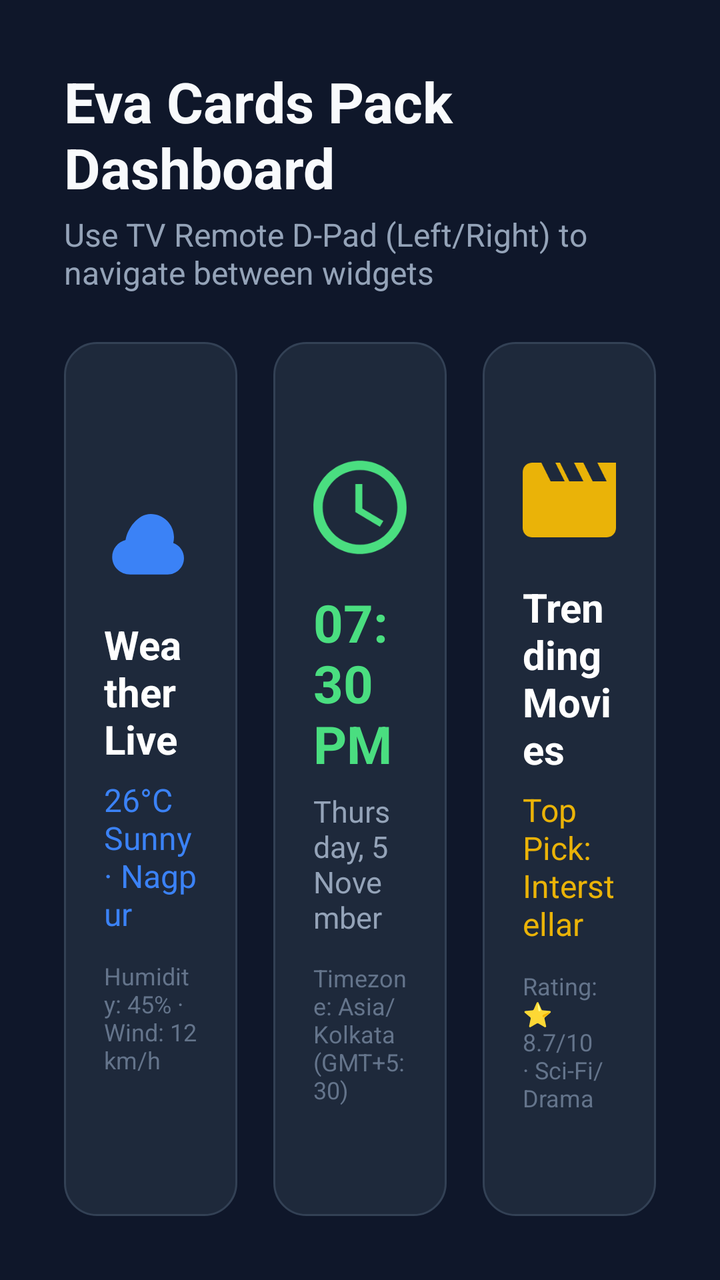
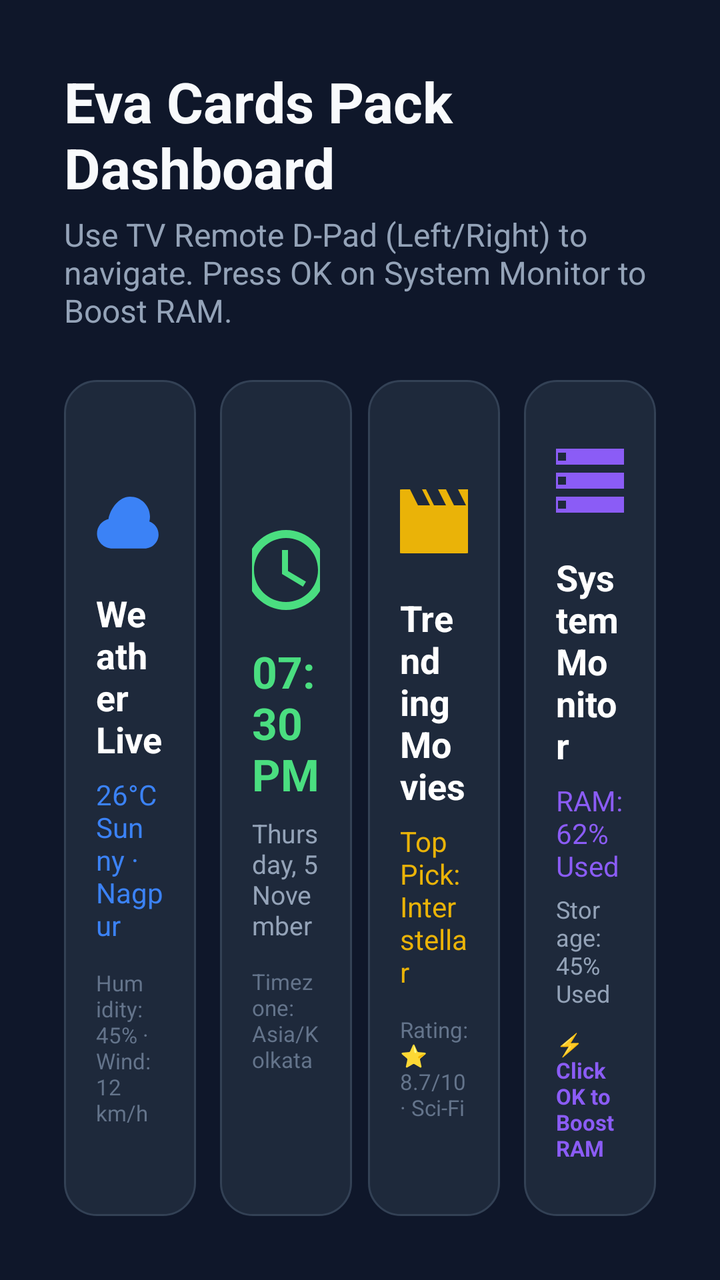

Two renders of the same Android screen: before a commit and after it. Below are the layout's source before the change and the commit's diff.
<!-- AndroidManifest.xml: application theme Theme.EvaCardsPack -->
<!-- res/layout/activity_eva_card.xml -->
<?xml version="1.0" encoding="utf-8"?>
<LinearLayout xmlns:android="http://schemas.android.com/apk/res/android"
    android:layout_width="match_parent"
    android:layout_height="match_parent"
    android:background="#0F172A"
    android:orientation="vertical"
    android:padding="32dp">

    
    <TextView
        android:layout_width="wrap_content"
        android:layout_height="wrap_content"
        android:text="Eva Cards Pack Dashboard"
        android:textColor="#F8FAFC"
        android:textSize="28sp"
        android:textStyle="bold" />

    <TextView
        android:layout_width="wrap_content"
        android:layout_height="wrap_content"
        android:layout_marginTop="4dp"
        android:text="Use TV Remote D-Pad (Left/Right) to navigate between widgets"
        android:textColor="#94A3B8"
        android:textSize="16sp" />

    
    <LinearLayout
        android:layout_width="match_parent"
        android:layout_height="0dp"
        android:layout_marginTop="24dp"
        android:layout_weight="1"
        android:baselineAligned="false"
        android:orientation="horizontal">

        
        <LinearLayout
            android:id="@+id/panelWeatherCard"
            android:layout_width="0dp"
            android:layout_height="match_parent"
            android:layout_marginEnd="12dp"
            android:layout_weight="1"
            android:background="@drawable/card_selector"
            android:clickable="true"
            android:descendantFocusability="blocksDescendants"
            android:focusable="true"
            android:gravity="center"
            android:nextFocusLeft="@+id/panelWeatherCard"
            android:nextFocusRight="@+id/panelClockCard"
            android:orientation="vertical"
            android:padding="20dp">

            <ImageView
                android:layout_width="56dp"
                android:layout_height="56dp"
                android:contentDescription="Weather"
                android:src="@drawable/ic_weather_banner" />

            <TextView
                android:layout_width="wrap_content"
                android:layout_height="wrap_content"
                android:layout_marginTop="12dp"
                android:text="Weather Live"
                android:textColor="#FFFFFF"
                android:textSize="20sp"
                android:textStyle="bold" />

            <TextView
                android:layout_width="wrap_content"
                android:layout_height="wrap_content"
                android:layout_marginTop="6dp"
                android:text="26°C Sunny · Nagpur"
                android:textColor="#3B82F6"
                android:textSize="16sp" />

            <TextView
                android:layout_width="wrap_content"
                android:layout_height="wrap_content"
                android:layout_marginTop="12dp"
                android:text="Humidity: 45% · Wind: 12 km/h"
                android:textColor="#64748B"
                android:textSize="12sp" />
        </LinearLayout>

        
        <LinearLayout
            android:id="@+id/panelClockCard"
            android:layout_width="0dp"
            android:layout_height="match_parent"
            android:layout_marginStart="6dp"
            android:layout_marginEnd="6dp"
            android:layout_weight="1"
            android:background="@drawable/card_selector"
            android:clickable="true"
            android:descendantFocusability="blocksDescendants"
            android:focusable="true"
            android:gravity="center"
            android:nextFocusLeft="@+id/panelWeatherCard"
            android:nextFocusRight="@+id/panelTrendingCard"
            android:orientation="vertical"
            android:padding="20dp">

            <ImageView
                android:layout_width="56dp"
                android:layout_height="56dp"
                android:contentDescription="Clock"
                android:src="@drawable/ic_clock_banner" />

            <TextView
                android:id="@+id/clockTimeText"
                android:layout_width="wrap_content"
                android:layout_height="wrap_content"
                android:layout_marginTop="12dp"
                android:text="07:30 PM"
                android:textColor="#4ADE80"
                android:textSize="26sp"
                android:textStyle="bold" />

            <TextView
                android:id="@+id/clockDateText"
                android:layout_width="wrap_content"
                android:layout_height="wrap_content"
                android:layout_marginTop="6dp"
                android:text="Thursday, 5 November"
                android:textColor="#94A3B8"
                android:textSize="15sp" />

            <TextView
                android:layout_width="wrap_content"
                android:layout_height="wrap_content"
                android:layout_marginTop="12dp"
                android:text="Timezone: Asia/Kolkata (GMT+5:30)"
                android:textColor="#64748B"
                android:textSize="12sp" />
        </LinearLayout>

        
        <LinearLayout
            android:id="@+id/panelTrendingCard"
            android:layout_width="0dp"
            android:layout_height="match_parent"
            android:layout_marginStart="12dp"
            android:layout_weight="1"
            android:background="@drawable/card_selector"
            android:clickable="true"
            android:descendantFocusability="blocksDescendants"
            android:focusable="true"
            android:gravity="center"
            android:nextFocusLeft="@+id/panelClockCard"
            android:nextFocusRight="@+id/panelTrendingCard"
            android:orientation="vertical"
            android:padding="20dp">

            <ImageView
                android:layout_width="56dp"
                android:layout_height="56dp"
                android:contentDescription="Trending"
                android:src="@drawable/ic_trending_banner" />

            <TextView
                android:layout_width="wrap_content"
                android:layout_height="wrap_content"
                android:layout_marginTop="12dp"
                android:text="Trending Movies"
                android:textColor="#FFFFFF"
                android:textSize="20sp"
                android:textStyle="bold" />

            <TextView
                android:layout_width="wrap_content"
                android:layout_height="wrap_content"
                android:layout_marginTop="6dp"
                android:text="Top Pick: Interstellar"
                android:textColor="#EAB308"
                android:textSize="16sp" />

            <TextView
                android:layout_width="wrap_content"
                android:layout_height="wrap_content"
                android:layout_marginTop="12dp"
                android:text="Rating: ⭐ 8.7/10 · Sci-Fi/Drama"
                android:textColor="#64748B"
                android:textSize="12sp" />
        </LinearLayout>

    </LinearLayout>

</LinearLayout>
<!-- resources referenced by this layout -->
<resources>
  <!-- drawable card_selector (drawable) -->
  <?xml version="1.0" encoding="utf-8"?>
  <selector xmlns:android="http://schemas.android.com/apk/res/android">
      <item android:state_focused="true">
          <shape android:shape="rectangle">
              <corners android:radius="16dp" />
              <solid android:color="#334155" />
              <stroke android:width="4dp" android:color="#3B82F6" />
          </shape>
      </item>
      <item>
          <shape android:shape="rectangle">
              <corners android:radius="16dp" />
              <solid android:color="#1E293B" />
              <stroke android:width="1dp" android:color="#334155" />
          </shape>
      </item>
  </selector>
  <!-- drawable ic_clock_banner (drawable) -->
  <?xml version="1.0" encoding="utf-8"?>
  <vector xmlns:android="http://schemas.android.com/apk/res/android"
      android:width="48dp"
      android:height="48dp"
      android:viewportWidth="24"
      android:viewportHeight="24">
      <path
          android:fillColor="#FF4ADE80"
          android:pathData="M11.99,2C6.47,2 2,6.48 2,12s4.47,10 9.99,10C17.52,22 22,17.52 22,12S17.52,2 11.99,2zM12,20c-4.42,0 -8,-3.58 -8,-8s3.58,-8 8,-8 8,3.58 8,8 -3.58,8 -8,8zM12.5,7H11v6l5.25,3.15 0.75,-1.23 -4.5,-2.67z" />
  </vector>
  <!-- drawable ic_trending_banner (drawable) -->
  <?xml version="1.0" encoding="utf-8"?>
  <vector xmlns:android="http://schemas.android.com/apk/res/android"
      android:width="48dp"
      android:height="48dp"
      android:viewportWidth="24"
      android:viewportHeight="24">
      <path
          android:fillColor="#FFEAB308"
          android:pathData="M18,4l2,4h-3l-2,-4h-2l2,4h-3l-2,-4H9l2,4H8L6,4H4c-1.1,0 -1.99,0.9 -1.99,2L2,18c0,1.1 0.9,2 2,2h16c1.1,0 2,-0.9 2,-2V4h-4z" />
  </vector>
  <!-- drawable ic_weather_banner (drawable) -->
  <?xml version="1.0" encoding="utf-8"?>
  <vector xmlns:android="http://schemas.android.com/apk/res/android"
      android:width="48dp"
      android:height="48dp"
      android:viewportWidth="24"
      android:viewportHeight="24">
      <path
          android:fillColor="#FF3B82F6"
          android:pathData="M12,7c2.76,0 5,2.24 5,5 0,0.42 -0.06,0.83 -0.16,1.22 1.34,0.47 2.3,1.74 2.3,3.23 0,1.93 -1.57,3.5 -3.5,3.5h-8C5.43,19.95 3.75,18.27 3.75,16.2c0,-1.76 1.23,-3.23 2.87,-3.63C7.03,10.05 9.27,7 12,7z" />
  </vector>
  <style name="Theme.EvaCardsPack" parent="Theme.MaterialComponents.DayNight.NoActionBar">
          
          <item name="colorPrimary">#FF3B82F6</item>
          <item name="colorPrimaryVariant">#FF1E293B</item>
          <item name="colorOnPrimary">@color/white</item>
          
          <item name="android:statusBarColor">#FF0F172A</item>
      </style>
  <color name="white">#FFFFFFFF</color>
</resources>

<!-- the commit's change to res/layout/activity_eva_card.xml (unified diff, before → after) -->
@@ -19,7 +19,7 @@
         android:layout_width="wrap_content"
         android:layout_height="wrap_content"
         android:layout_marginTop="4dp"
-        android:text="Use TV Remote D-Pad (Left/Right) to navigate between widgets"
+        android:text="Use TV Remote D-Pad (Left/Right) to navigate. Press OK on System Monitor to Boost RAM."
         android:textColor="#94A3B8"
         android:textSize="16sp" />
 
@@ -37,7 +37,7 @@
             android:id="@+id/panelWeatherCard"
             android:layout_width="0dp"
             android:layout_height="match_parent"
-            android:layout_marginEnd="12dp"
+            android:layout_marginEnd="8dp"
             android:layout_weight="1"
             android:background="@drawable/card_selector"
             android:clickable="true"
@@ -47,11 +47,11 @@
             android:nextFocusLeft="@+id/panelWeatherCard"
             android:nextFocusRight="@+id/panelClockCard"
             android:orientation="vertical"
-            android:padding="20dp">
-
-            <ImageView
-                android:layout_width="56dp"
-                android:layout_height="56dp"
+            android:padding="16dp">
+
+            <ImageView
+                android:layout_width="48dp"
+                android:layout_height="48dp"
                 android:contentDescription="Weather"
                 android:src="@drawable/ic_weather_banner" />
 
@@ -61,7 +61,7 @@
                 android:layout_marginTop="12dp"
                 android:text="Weather Live"
                 android:textColor="#FFFFFF"
-                android:textSize="20sp"
+                android:textSize="18sp"
                 android:textStyle="bold" />
 
             <TextView
@@ -70,7 +70,7 @@
                 android:layout_marginTop="6dp"
                 android:text="26°C Sunny · Nagpur"
                 android:textColor="#3B82F6"
-                android:textSize="16sp" />
+                android:textSize="14sp" />
 
             <TextView
                 android:layout_width="wrap_content"
@@ -78,7 +78,7 @@
                 android:layout_marginTop="12dp"
                 android:text="Humidity: 45% · Wind: 12 km/h"
                 android:textColor="#64748B"
-                android:textSize="12sp" />
+                android:textSize="11sp" />
         </LinearLayout>
 
         
@@ -86,8 +86,8 @@
             android:id="@+id/panelClockCard"
             android:layout_width="0dp"
             android:layout_height="match_parent"
-            android:layout_marginStart="6dp"
-            android:layout_marginEnd="6dp"
+            android:layout_marginStart="4dp"
+            android:layout_marginEnd="4dp"
             android:layout_weight="1"
             android:background="@drawable/card_selector"
             android:clickable="true"
@@ -97,11 +97,11 @@
             android:nextFocusLeft="@+id/panelWeatherCard"
             android:nextFocusRight="@+id/panelTrendingCard"
             android:orientation="vertical"
-            android:padding="20dp">
-
-            <ImageView
-                android:layout_width="56dp"
-                android:layout_height="56dp"
+            android:padding="16dp">
+
+            <ImageView
+                android:layout_width="48dp"
+                android:layout_height="48dp"
                 android:contentDescription="Clock"
                 android:src="@drawable/ic_clock_banner" />
 
@@ -112,7 +112,7 @@
                 android:layout_marginTop="12dp"
                 android:text="07:30 PM"
                 android:textColor="#4ADE80"
-                android:textSize="26sp"
+                android:textSize="22sp"
                 android:textStyle="bold" />
 
             <TextView
@@ -122,15 +122,15 @@
                 android:layout_marginTop="6dp"
                 android:text="Thursday, 5 November"
                 android:textColor="#94A3B8"
-                android:textSize="15sp" />
-
-            <TextView
-                android:layout_width="wrap_content"
-                android:layout_height="wrap_content"
-                android:layout_marginTop="12dp"
-                android:text="Timezone: Asia/Kolkata (GMT+5:30)"
+                android:textSize="13sp" />
+
+            <TextView
+                android:layout_width="wrap_content"
+                android:layout_height="wrap_content"
+                android:layout_marginTop="12dp"
+                android:text="Timezone: Asia/Kolkata"
                 android:textColor="#64748B"
-                android:textSize="12sp" />
+                android:textSize="11sp" />
         </LinearLayout>
 
         
@@ -138,7 +138,8 @@
             android:id="@+id/panelTrendingCard"
             android:layout_width="0dp"
             android:layout_height="match_parent"
-            android:layout_marginStart="12dp"
+            android:layout_marginStart="4dp"
+            android:layout_marginEnd="4dp"
             android:layout_weight="1"
             android:background="@drawable/card_selector"
             android:clickable="true"
@@ -146,13 +147,13 @@
             android:focusable="true"
             android:gravity="center"
             android:nextFocusLeft="@+id/panelClockCard"
-            android:nextFocusRight="@+id/panelTrendingCard"
-            android:orientation="vertical"
-            android:padding="20dp">
-
-            <ImageView
-                android:layout_width="56dp"
-                android:layout_height="56dp"
+            android:nextFocusRight="@+id/panelSystemMonitorCard"
+            android:orientation="vertical"
+            android:padding="16dp">
+
+            <ImageView
+                android:layout_width="48dp"
+                android:layout_height="48dp"
                 android:contentDescription="Trending"
                 android:src="@drawable/ic_trending_banner" />
 
@@ -162,7 +163,7 @@
                 android:layout_marginTop="12dp"
                 android:text="Trending Movies"
                 android:textColor="#FFFFFF"
-                android:textSize="20sp"
+                android:textSize="18sp"
                 android:textStyle="bold" />
 
             <TextView
@@ -171,15 +172,75 @@
                 android:layout_marginTop="6dp"
                 android:text="Top Pick: Interstellar"
                 android:textColor="#EAB308"
-                android:textSize="16sp" />
-
-            <TextView
-                android:layout_width="wrap_content"
-                android:layout_height="wrap_content"
-                android:layout_marginTop="12dp"
-                android:text="Rating: ⭐ 8.7/10 · Sci-Fi/Drama"
+                android:textSize="14sp" />
+
+            <TextView
+                android:layout_width="wrap_content"
+                android:layout_height="wrap_content"
+                android:layout_marginTop="12dp"
+                android:text="Rating: ⭐ 8.7/10 · Sci-Fi"
                 android:textColor="#64748B"
+                android:textSize="11sp" />
+        </LinearLayout>
+
+        
+        <LinearLayout
+            android:id="@+id/panelSystemMonitorCard"
+            android:layout_width="0dp"
+            android:layout_height="match_parent"
+            android:layout_marginStart="8dp"
+            android:layout_weight="1"
+            android:background="@drawable/card_selector"
+            android:clickable="true"
+            android:descendantFocusability="blocksDescendants"
+            android:focusable="true"
+            android:gravity="center"
+            android:nextFocusLeft="@+id/panelTrendingCard"
+            android:nextFocusRight="@+id/panelSystemMonitorCard"
+            android:orientation="vertical"
+            android:padding="16dp">
+
+            <ImageView
+                android:layout_width="48dp"
+                android:layout_height="48dp"
+                android:contentDescription="System Monitor"
+                android:src="@drawable/ic_storage_banner" />
+
+            <TextView
+                android:layout_width="wrap_content"
+                android:layout_height="wrap_content"
+                android:layout_marginTop="12dp"
+                android:text="System Monitor"
+                android:textColor="#FFFFFF"
+                android:textSize="18sp"
+                android:textStyle="bold" />
+
+            <TextView
+                android:id="@+id/dashboardRamText"
+                android:layout_width="wrap_content"
+                android:layout_height="wrap_content"
+                android:layout_marginTop="6dp"
+                android:text="RAM: 62% Used"
+                android:textColor="#8B5CF6"
+                android:textSize="14sp" />
+
+            <TextView
+                android:id="@+id/dashboardStorageText"
+                android:layout_width="wrap_content"
+                android:layout_height="wrap_content"
+                android:layout_marginTop="4dp"
+                android:text="Storage: 45% Used"
+                android:textColor="#94A3B8"
                 android:textSize="12sp" />
+
+            <TextView
+                android:layout_width="wrap_content"
+                android:layout_height="wrap_content"
+                android:layout_marginTop="10dp"
+                android:text="⚡ Click OK to Boost RAM"
+                android:textColor="#8B5CF6"
+                android:textSize="11sp"
+                android:textStyle="bold" />
         </LinearLayout>
 
     </LinearLayout>
<!-- resource entries referenced after the edit -->
@@ -28,6 +28,17 @@
       <path
           android:fillColor="#FF4ADE80"
           android:pathData="M11.99,2C6.47,2 2,6.48 2,12s4.47,10 9.99,10C17.52,22 22,17.52 22,12S17.52,2 11.99,2zM12,20c-4.42,0 -8,-3.58 -8,-8s3.58,-8 8,-8 8,3.58 8,8 -3.58,8 -8,8zM12.5,7H11v6l5.25,3.15 0.75,-1.23 -4.5,-2.67z" />
+  </vector>
+  <!-- drawable ic_storage_banner (drawable) -->
+  <?xml version="1.0" encoding="utf-8"?>
+  <vector xmlns:android="http://schemas.android.com/apk/res/android"
+      android:width="48dp"
+      android:height="48dp"
+      android:viewportWidth="24"
+      android:viewportHeight="24">
+      <path
+          android:fillColor="#FF8B5CF6"
+          android:pathData="M2,20h20v-4H2v4zm2,-3h2v2H4v-2zM2,4v4h20V4H2zm4,3H4V5h2v2zm-4,7h20v-4H2v4zm2,-3h2v2H4v-2z" />
   </vector>
   <!-- drawable ic_trending_banner (drawable) -->
   <?xml version="1.0" encoding="utf-8"?>
